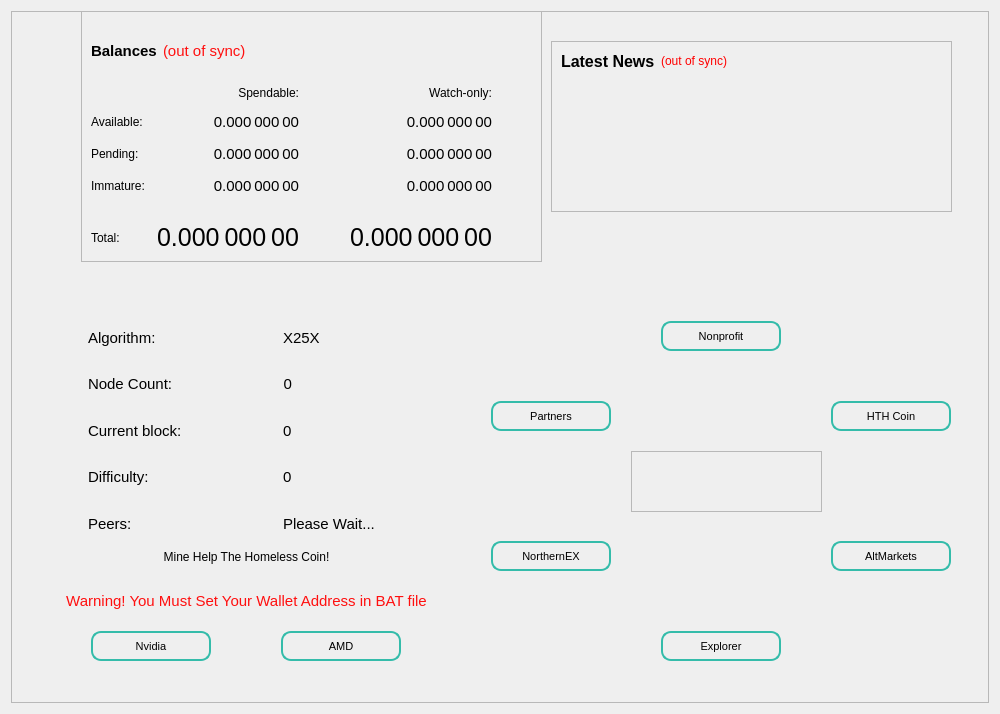
The window that src/qt/forms/overviewpage.ui (HTHcoin/helpthehomelesscoin) describes before a commit, drawn with Qt 5.
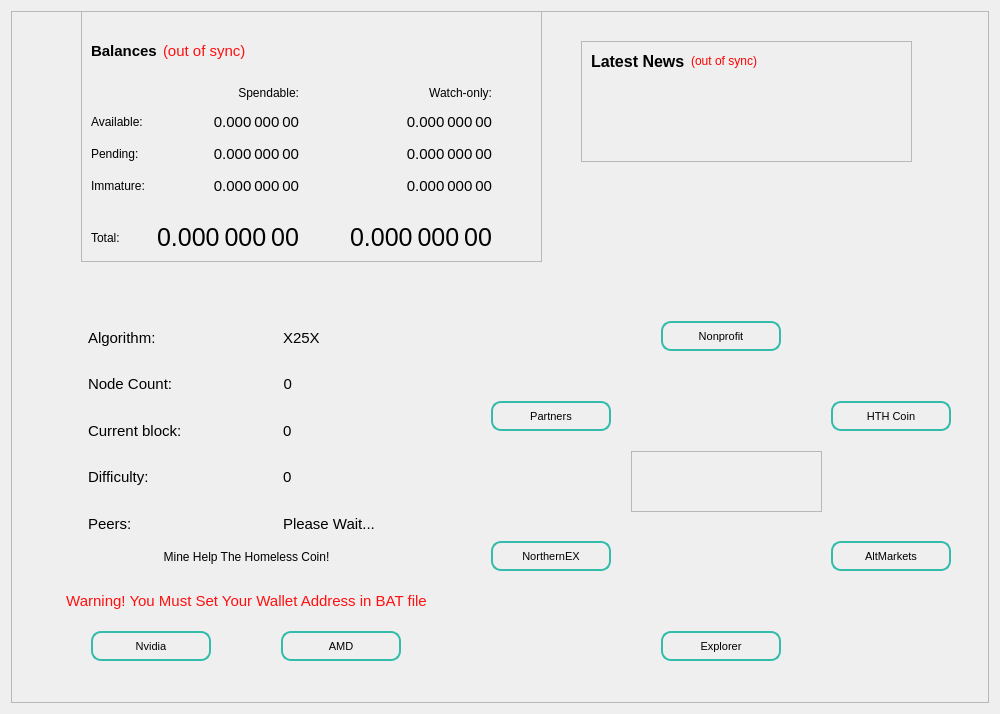
The same window after the commit.

The edit to the form file:
```diff
--- a/src/qt/forms/overviewpage.ui
+++ b/src/qt/forms/overviewpage.ui
@@ -1070,10 +1070,10 @@
      <widget class="QFrame" name="frame_News">
       <property name="geometry">
        <rect>
-        <x>540</x>
+        <x>570</x>
         <y>30</y>
-        <width>401</width>
-        <height>171</height>
+        <width>331</width>
+        <height>121</height>
        </rect>
       </property>
       <property name="minimumSize">
```
